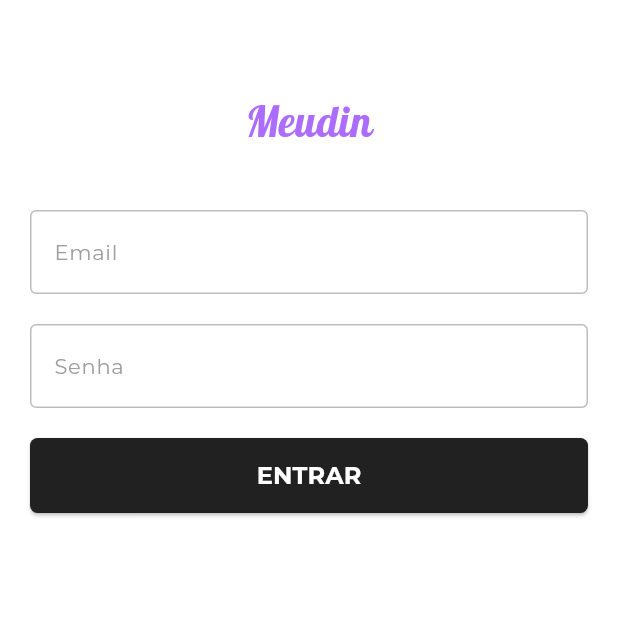
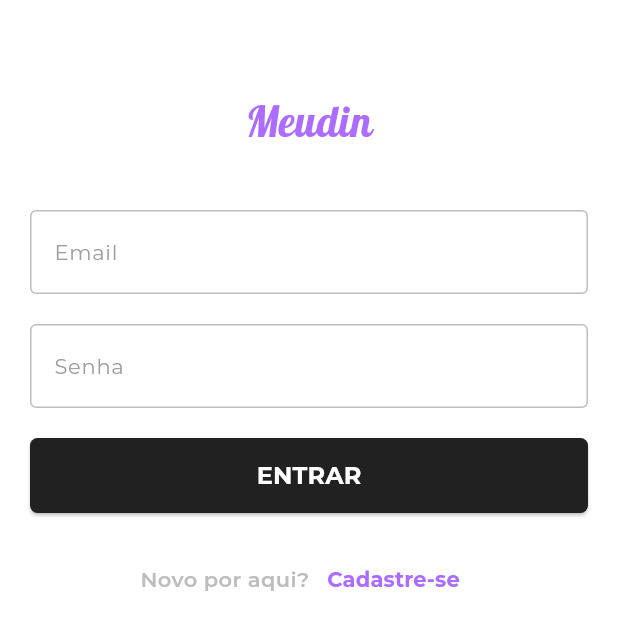
Before and after one commit to LucasPitol/waste, a Flutter app: the screen it shows after launch, on a phone screen of 412 x 824 dp. Shown: the top 630 px of the screen. Run offline on Flutter 3.47's test engine with Material 3 defaults, Android fonts, the phone set to English and light mode, and no system bars; our stand-ins replace cloud_firestore, currency_text_input_formatter, firebase_core, flutter_masked_text, flutter_multi_formatter, flutter_phoenix and 10 more; accounts and stored records are empty; generated files the repository leaves out were written again.

Commit message:
text button

```diff
--- a/meudin_ai_app/lib/pages/sign_in/sign_in_page.dart
+++ b/meudin_ai_app/lib/pages/sign_in/sign_in_page.dart
@@ -52,11 +52,26 @@ class SignInPage extends StatelessWidget {
                                 ),
                               ),
                               Container(
-                                  alignment: Alignment.center,
-                                  child: JoyElevatedButton(
-                                    text: 'Entrar',
-                                    function: controller.signIn,
-                                  )),
+                                alignment: Alignment.center,
+                                child: JoyElevatedButton(
+                                  text: 'Entrar',
+                                  function: controller.signIn,
+                                ),
+                              ),
+                              Container(
+                                margin:
+                                    const EdgeInsets.symmetric(vertical: 20),
+                                child: Row(
+                                  mainAxisAlignment: MainAxisAlignment.center,
+                                  children: [
+                                    JoyText.secundaryText('Novo por aqui?'),
+                                    JoyTextButton(
+                                      text: 'Cadastre-se',
+                                      function: controller.goToSignUpPage,
+                                    ),
+                                  ],
+                                ),
+                              ),
                             ],
                           ),
                         ),
--- a/meudin_ai_app/lib/pages/sign_in/sign_in_page_controller.dart
+++ b/meudin_ai_app/lib/pages/sign_in/sign_in_page_controller.dart
@@ -15,4 +15,8 @@ class SignInPageController extends GetxController {
   signIn() {
     print('sign in');
   }
+
+  goToSignUpPage() {
+    print('sign up');
+  }
 }
--- /dev/null
+++ b/meudin_ai_app/lib/ui/joy_text_button.dart
@@ -0,0 +1,37 @@
+import 'package:flutter/material.dart';
+
+import 'joy_ui.dart';
+
+class JoyTextButton extends StatelessWidget {
+  final String text;
+  final function;
+  final Color textColor;
+  final Color splashColor;
+  final double fontSize;
+
+  const JoyTextButton({
+    required this.text,
+    required this.function,
+    this.textColor = Styles.primaryColor,
+    this.fontSize = 14,
+    this.splashColor = Styles.primaryColorLight,
+  });
+
+  @override
+  Widget build(BuildContext context) {
+    return TextButton(
+      onPressed: () => function(),
+      style: ButtonStyle(
+        overlayColor: WidgetStateColor.resolveWith((states) => splashColor),
+      ),
+      child: Text(
+        text,
+        style: TextStyle(
+          fontSize: fontSize,
+          color: textColor,
+          fontWeight: FontWeight.bold,
+        ),
+      ),
+    );
+  }
+}
--- a/meudin_ai_app/lib/ui/joy_ui.dart
+++ b/meudin_ai_app/lib/ui/joy_ui.dart
@@ -1,6 +1,7 @@
 export 'joy_elevated_button.dart';
 export 'joy_text_form_field.dart';
 export 'joy_loading_block.dart';
+export 'joy_text_button.dart';
 export 'joy_logo.dart';
 export 'joy_text.dart';
 export 'styles.dart';
--- a/meudin_ai_app/lib/ui/styles.dart
+++ b/meudin_ai_app/lib/ui/styles.dart
@@ -3,6 +3,7 @@ import 'package:google_fonts/google_fonts.dart';
 
 class Styles {
   static const Color primaryColor = Color(0xffAC6CFF);
+  static const Color primaryColorLight = Color.fromARGB(255, 214, 183, 255);
   static const Color primaryTextColor = Color(0xff212121);
   static const Color selectionTextColor = Color(0xFFE1F5FE);
   static const Color whiteColor = Colors.white;
```
